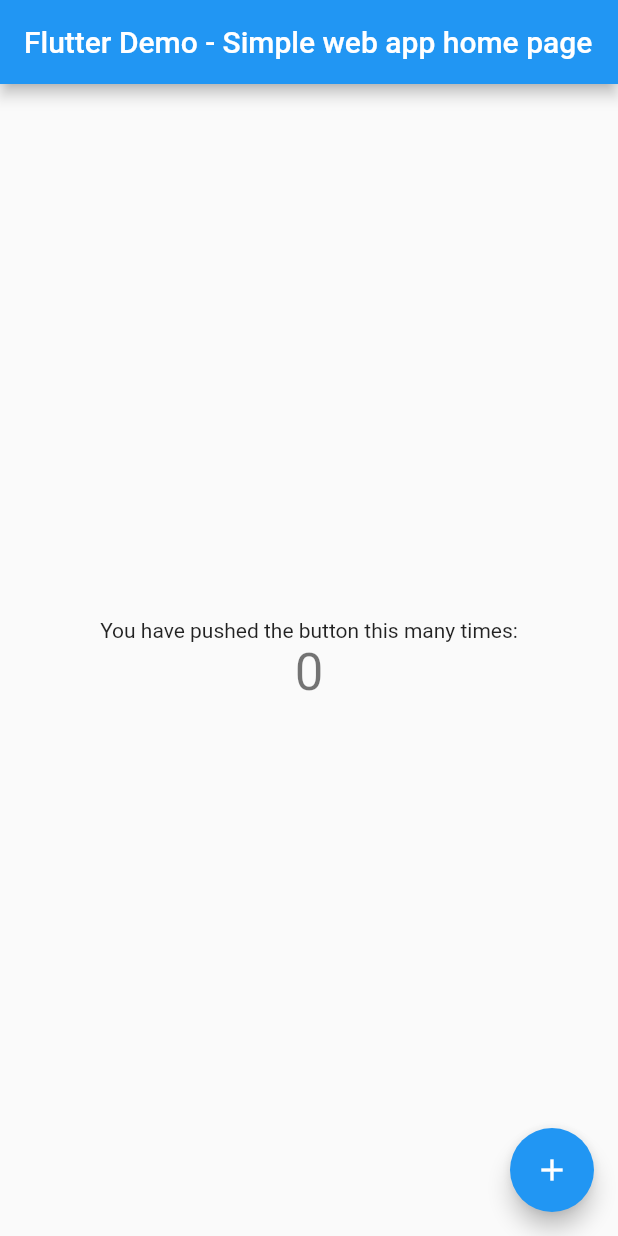
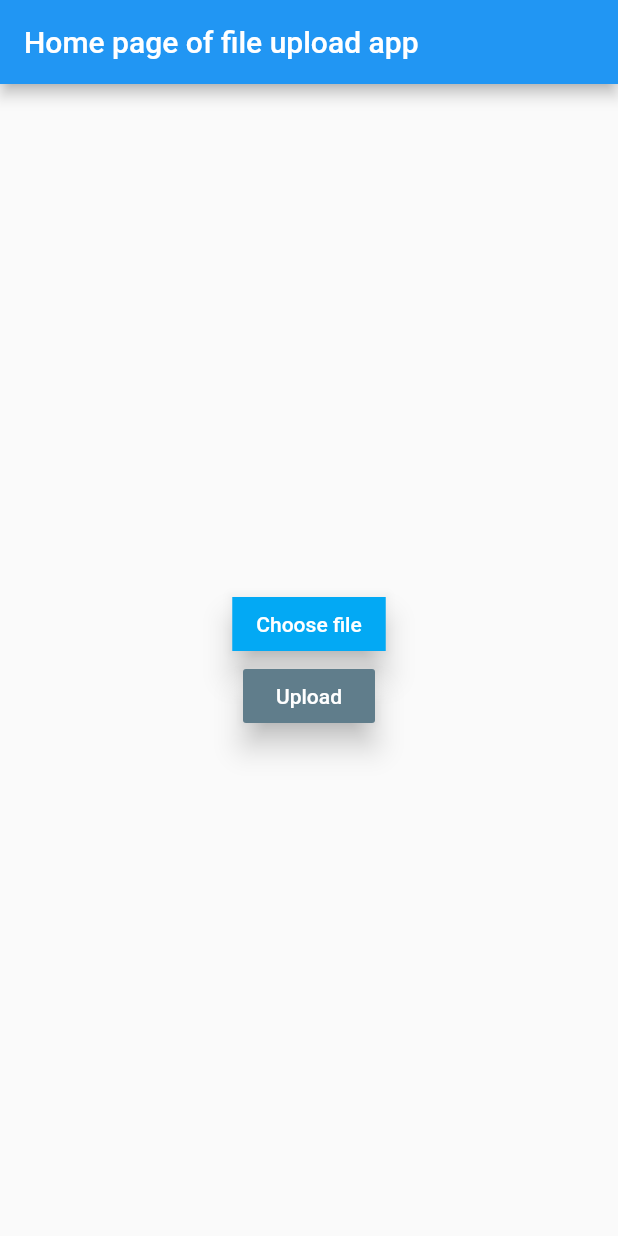
Before and after one commit to alext234/flutter-simple-web-app, a Flutter app: the screen it shows after launch, on a phone screen of 412 x 824 dp. Run offline on Flutter 3.47's test engine with Material 2 defaults, Android fonts, the light colour scheme and no system bars.

Commit message:
add simple buttons for select and upload

```diff
--- a/lib/main.dart
+++ b/lib/main.dart
@@ -1,4 +1,5 @@
 import 'package:flutter/material.dart';
+import 'dart:typed_data';
 
 void main() => runApp(SimpleApp());
 
@@ -7,35 +8,17 @@
   @override
   Widget build(BuildContext context) {
     return MaterialApp(
-      title: 'Flutter Demo - Simple web app',
+      title: 'A file upload app',
       theme: ThemeData(
-        // This is the theme of your application.
-        //
-        // Try running your application with "flutter run". You'll see the
-        // application has a blue toolbar. Then, without quitting the app, try
-        // changing the primarySwatch below to Colors.green and then invoke
-        // "hot reload" (press "r" in the console where you ran "flutter run",
-        // or simply save your changes to "hot reload" in a Flutter IDE).
-        // Notice that the counter didn't reset back to zero; the application
-        // is not restarted.
         primarySwatch: Colors.blue,
       ),
-      home: MyHomePage(title: 'Flutter Demo - Simple web app home page'),
+      home: MyHomePage(title: 'Home page of file upload app'),
     );
   }
 }
 
 class MyHomePage extends StatefulWidget {
   MyHomePage({Key key, this.title}) : super(key: key);
-
-  // This widget is the home page of your application. It is stateful, meaning
-  // that it has a State object (defined below) that contains fields that affect
-  // how it looks.
-
-  // This class is the configuration for the state. It holds the values (in this
-  // case the title) provided by the parent (in this case the App widget) and
-  // used by the build method of the State. Fields in a Widget subclass are
-  // always marked "final".
 
   final String title;
 
@@ -44,68 +27,36 @@
 }
 
 class _MyHomePageState extends State<MyHomePage> {
-  int _counter = 0;
-
-  void _incrementCounter() {
-    setState(() {
-      // This call to setState tells the Flutter framework that something has
-      // changed in this State, which causes it to rerun the build method below
-      // so that the display can reflect the updated values. If we changed
-      // _counter without calling setState(), then the build method would not be
-      // called again, and so nothing would appear to happen.
-      _counter++;
-    });
-  }
-
   @override
   Widget build(BuildContext context) {
-    // This method is rerun every time setState is called, for instance as done
-    // by the _incrementCounter method above.
-    //
-    // The Flutter framework has been optimized to make rerunning build methods
-    // fast, so that you can just rebuild anything that needs updating rather
-    // than having to individually change instances of widgets.
     return Scaffold(
         appBar: AppBar(
-        // Here we take the value from the MyHomePage object that was created by
-        // the App.build method, and use it to set our appbar title.
           title: Text(widget.title),
         ),
         body: Center(
-        // Center is a layout widget. It takes a single child and positions it
-        // in the middle of the parent.
             child: Column(
-          // Column is also a layout widget. It takes a list of children and
-          // arranges them vertically. By default, it sizes itself to fit its
-          // children horizontally, and tries to be as tall as its parent.
-          //
-          // Invoke "debug painting" (press "p" in the console, choose the
-          // "Toggle Debug Paint" action from the Flutter Inspector in Android
-          // Studio, or the "Toggle Debug Paint" command in Visual Studio Code)
-          // to see the wireframe for each widget.
-          //
-          // Column has various properties to control how it sizes itself and
-          // how it positions its children. Here we use mainAxisAlignment to
-          // center the children vertically; the main axis here is the vertical
-          // axis because Columns are vertical (the cross axis would be
-          // horizontal).
                 mainAxisAlignment: MainAxisAlignment.center,
                 children: <Widget>[
-            Text(
-              'You have pushed the button this many times:',
+              MaterialButton(
+                color: Colors.lightBlue,
+                elevation: 8,
+                highlightElevation: 2,
+                shape: RoundedRectangleBorder(),
+                textColor: Colors.white,
+                child: Text('Choose file'),
+                onPressed: () {
+                  // TODO handle file select button
+                },
               ),
-            Text(
-              '$_counter',
-              style: Theme.of(context).textTheme.display1,
+              RaisedButton(
+                color: Colors.blueGrey,
+                elevation: 8.0,
+                textColor: Colors.white,
+                onPressed: () {
+                  // TODO handle server upload
+                },
+                child: Text('Upload'),
               ),
-          ],
-        ),
-      ),
-      floatingActionButton: FloatingActionButton(
-        onPressed: _incrementCounter,
-        tooltip: 'Increment',
-        child: Icon(Icons.add),
-      ), // This trailing comma makes auto-formatting nicer for build methods.
-    );
+            ])));
   }
 }
```
Lines whose indentation alone changed are shown as unchanged.
